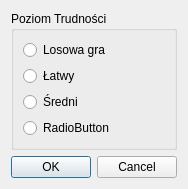
Tommalla/Przesuwanka, file src/NewGameDialog.ui: the form before one commit.
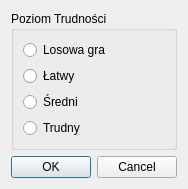
The form after the commit.

```diff
--- a/src/NewGameDialog.ui
+++ b/src/NewGameDialog.ui
@@ -50,7 +50,7 @@
       <item>
        <widget class="QRadioButton" name="HardRadioButton">
         <property name="text">
-         <string>RadioButton</string>
+         <string>Trudny</string>
         </property>
        </widget>
       </item>
```
